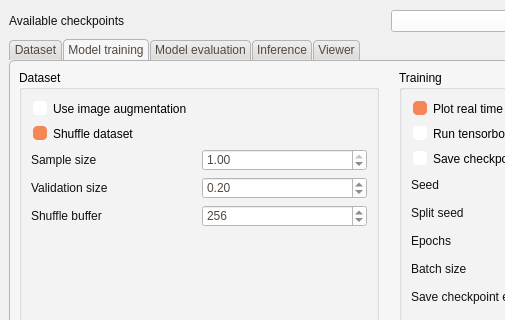
This is FEXT/app/src/window_layout.ui in CTCycle/FEXT-Autoencoder as Qt 5 draws it before an edit; both pictures show x 0 to 505 and y 0 to 320 of the 1159 by 850 pixel window. The edited form follows.
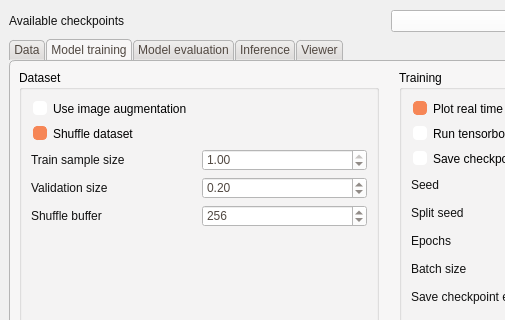
This is the edited form. The open tabs and pages were chosen to show the change.

Diff of the .ui file:
```diff
--- a/FEXT/app/src/window_layout.ui
+++ b/FEXT/app/src/window_layout.ui
@@ -547,7 +547,7 @@
         <number>-6</number>
        </property>
        <attribute name="title">
-        <string>Dataset</string>
+        <string>Data</string>
        </attribute>
        <layout class="QGridLayout" name="gridLayout_4">
         <item row="0" column="0">
@@ -686,7 +686,7 @@
                  <item>
                   <widget class="QLabel" name="label_16">
                    <property name="text">
-                    <string>Sample size</string>
+                    <string>Train sample size</string>
                    </property>
                   </widget>
                  </item>
```
